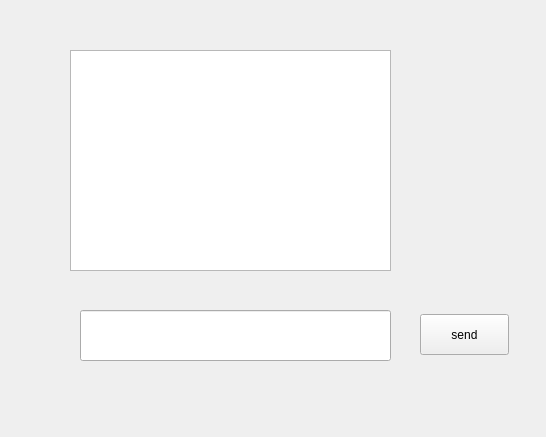
The window that myclient/chat.ui (Yixingnaw/my_chat) describes before a commit, drawn with Qt 5.
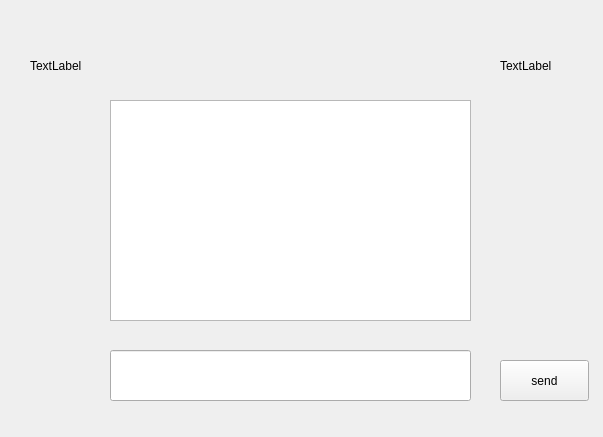
The same window after the commit.

```diff
--- a/myclient/chat.ui
+++ b/myclient/chat.ui
@@ -6,7 +6,7 @@
    <rect>
     <x>0</x>
     <y>0</y>
-    <width>546</width>
+    <width>603</width>
     <height>437</height>
    </rect>
   </property>
@@ -16,9 +16,9 @@
   <widget class="QTextEdit" name="textEdit">
    <property name="geometry">
     <rect>
-     <x>70</x>
-     <y>50</y>
-     <width>321</width>
+     <x>110</x>
+     <y>100</y>
+     <width>361</width>
      <height>221</height>
     </rect>
    </property>
@@ -26,9 +26,9 @@
   <widget class="QLineEdit" name="lineEdit">
    <property name="geometry">
     <rect>
-     <x>80</x>
-     <y>310</y>
-     <width>311</width>
+     <x>110</x>
+     <y>350</y>
+     <width>361</width>
      <height>51</height>
     </rect>
    </property>
@@ -36,8 +36,8 @@
   <widget class="QPushButton" name="send">
    <property name="geometry">
     <rect>
-     <x>420</x>
-     <y>314</y>
+     <x>500</x>
+     <y>360</y>
      <width>89</width>
      <height>41</height>
     </rect>
@@ -46,6 +46,48 @@
     <string>send</string>
    </property>
   </widget>
+  <widget class="QLabel" name="friend_2">
+   <property name="geometry">
+    <rect>
+     <x>30</x>
+     <y>30</y>
+     <width>67</width>
+     <height>71</height>
+    </rect>
+   </property>
+   <property name="text">
+    <string>TextLabel</string>
+   </property>
+   <property name="scaledContents">
+    <bool>false</bool>
+   </property>
+  </widget>
+  <widget class="QLabel" name="mine">
+   <property name="geometry">
+    <rect>
+     <x>480</x>
+     <y>40</y>
+     <width>67</width>
+     <height>51</height>
+    </rect>
+   </property>
+   <property name="text">
+    <string/>
+   </property>
+  </widget>
+  <widget class="QLabel" name="label">
+   <property name="geometry">
+    <rect>
+     <x>500</x>
+     <y>50</y>
+     <width>61</width>
+     <height>31</height>
+    </rect>
+   </property>
+   <property name="text">
+    <string>TextLabel</string>
+   </property>
+  </widget>
  </widget>
  <resources/>
  <connections/>
```
